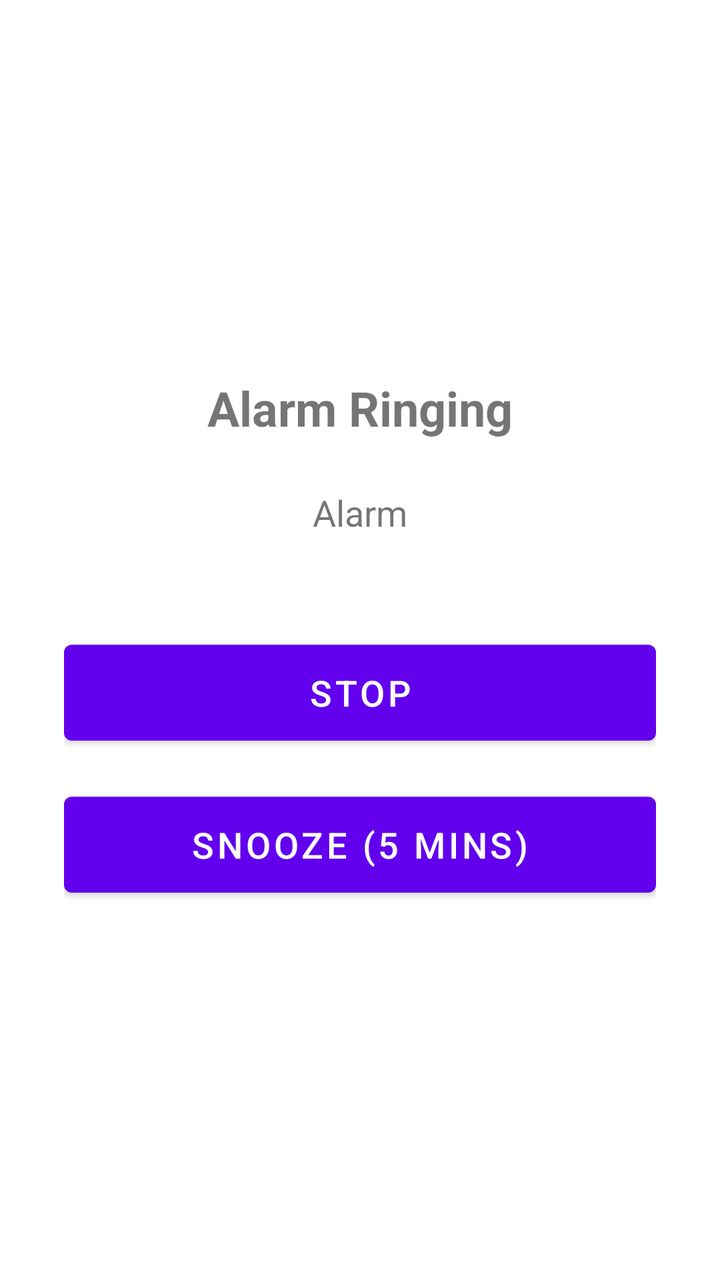
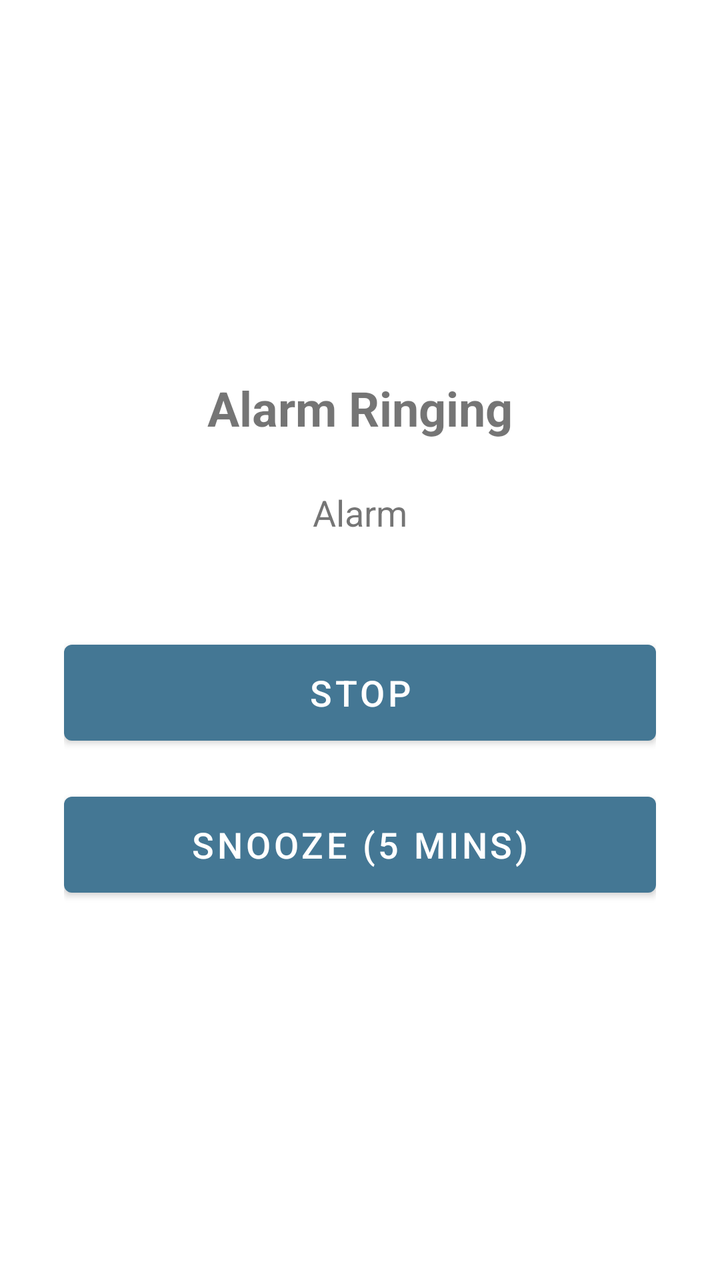

Before-and-after screenshots of an Android layout around one commit, followed by the original layout XML and the change that was made.
<!-- AndroidManifest.xml: application theme Theme.Alarmy -->
<!-- res/layout/activity_alarm_ringing.xml -->
<?xml version="1.0" encoding="utf-8"?>
<LinearLayout
    xmlns:android="http://schemas.android.com/apk/res/android"
    android:layout_width="match_parent"
    android:layout_height="match_parent"
    android:orientation="vertical"
    android:gravity="center"
    android:padding="32dp"
    android:background="?attr/colorSurface">

    <TextView
        android:layout_width="wrap_content"
        android:layout_height="wrap_content"
        android:text="Alarm Ringing"
        android:textSize="24sp"
        android:textStyle="bold"
        android:paddingBottom="24dp"/>

    <TextView
        android:id="@+id/tvRingingLabel"
        android:layout_width="wrap_content"
        android:layout_height="wrap_content"
        android:text="Alarm"
        android:textSize="18sp"
        android:paddingBottom="48dp"/>

    <Button
        android:id="@+id/btnStop"
        android:layout_width="match_parent"
        android:layout_height="60dp"
        android:text="Stop"
        android:textSize="18sp"
        android:layout_marginBottom="16dp"/>

    <Button
        android:id="@+id/btnSnooze"
        android:layout_width="match_parent"
        android:layout_height="60dp"
        android:text="Snooze (5 mins)"
        android:textSize="18sp"/>

</LinearLayout>
<!-- resources referenced by this layout -->
<resources>
  <style name="Theme.Alarmy" parent="Theme.MaterialComponents.DayNight.DarkActionBar">
          
          <item name="colorPrimary">@color/purple_500</item>
          <item name="colorPrimaryVariant">@color/purple_700</item>
          <item name="colorOnPrimary">@color/white</item>
          
          <item name="colorSecondary">@color/teal_200</item>
          <item name="colorSecondaryVariant">@color/teal_700</item>
          <item name="colorOnSecondary">@color/black</item>
          
          <item name="android:statusBarColor">?attr/colorPrimaryVariant</item>
          
          <item name="actionOverflowButtonStyle">@style/HamburgerOverflowButtonStyle</item>
      </style>
  <color name="purple_500">#FF6200EE</color>
  <color name="purple_700">#FF3700B3</color>
  <color name="white">#FFFFFFFF</color>
  <color name="teal_200">#FF03DAC5</color>
  <color name="teal_700">#FF018786</color>
  <color name="black">#FF000000</color>
  <style name="HamburgerOverflowButtonStyle" parent="Widget.AppCompat.ActionButton.Overflow">
          <item name="android:src">@drawable/ic_hamburger</item>
          <item name="srcCompat">@drawable/ic_hamburger</item>
          <item name="android:tint">@android:color/white</item>
          <item name="tint">@android:color/white</item>
      </style>
  <!-- drawable ic_hamburger (drawable) -->
  <?xml version="1.0" encoding="utf-8"?>
  <vector xmlns:android="http://schemas.android.com/apk/res/android"
      android:width="24dp"
      android:height="24dp"
      android:viewportWidth="24"
      android:viewportHeight="24"
      android:tint="@android:color/white">
    <path
        android:fillColor="@android:color/white"
        android:pathData="M3,18h18v-2H3v2zm0,-5h18v-2H3v2zm0,-7v2h18V6H3z"/>
  </vector>
</resources>

<!-- the commit's change to res/layout/activity_alarm_ringing.xml (unified diff, before → after) -->
@@ -1,42 +1,48 @@
 <?xml version="1.0" encoding="utf-8"?>
-<LinearLayout
+<ScrollView
     xmlns:android="http://schemas.android.com/apk/res/android"
     android:layout_width="match_parent"
     android:layout_height="match_parent"
-    android:orientation="vertical"
-    android:gravity="center"
-    android:padding="32dp"
-    android:background="?attr/colorSurface">
+    android:fillViewport="true"
+    android:clipToPadding="false">
 
-    <TextView
-        android:layout_width="wrap_content"
+    <LinearLayout
+        android:layout_width="match_parent"
         android:layout_height="wrap_content"
-        android:text="Alarm Ringing"
-        android:textSize="24sp"
-        android:textStyle="bold"
-        android:paddingBottom="24dp"/>
+        android:orientation="vertical"
+        android:gravity="center"
+        android:padding="32dp">
 
-    <TextView
-        android:id="@+id/tvRingingLabel"
-        android:layout_width="wrap_content"
-        android:layout_height="wrap_content"
-        android:text="Alarm"
-        android:textSize="18sp"
-        android:paddingBottom="48dp"/>
+        <TextView
+            android:layout_width="wrap_content"
+            android:layout_height="wrap_content"
+            android:text="@string/alarm_ringing"
+            android:textSize="24sp"
+            android:textStyle="bold"
+            android:paddingBottom="24dp"/>
 
-    <Button
-        android:id="@+id/btnStop"
-        android:layout_width="match_parent"
-        android:layout_height="60dp"
-        android:text="Stop"
-        android:textSize="18sp"
-        android:layout_marginBottom="16dp"/>
+        <TextView
+            android:id="@+id/tvRingingLabel"
+            android:layout_width="wrap_content"
+            android:layout_height="wrap_content"
+            android:text="@string/alarm_hint"
+            android:textSize="18sp"
+            android:paddingBottom="48dp"/>
 
-    <Button
-        android:id="@+id/btnSnooze"
-        android:layout_width="match_parent"
-        android:layout_height="60dp"
-        android:text="Snooze (5 mins)"
-        android:textSize="18sp"/>
+        <Button
+            android:id="@+id/btnStop"
+            android:layout_width="match_parent"
+            android:layout_height="60dp"
+            android:text="@string/stop"
+            android:textSize="18sp"
+            android:layout_marginBottom="16dp"/>
 
-</LinearLayout>
+        <Button
+            android:id="@+id/btnSnooze"
+            android:layout_width="match_parent"
+            android:layout_height="60dp"
+            android:text="@string/snooze_5_mins"
+            android:textSize="18sp"/>
+
+    </LinearLayout>
+</ScrollView>
<!-- resource entries referenced after the edit -->
@@ -1,31 +1,53 @@
 <!-- resources referenced by this layout -->
 <resources>
-  <style name="Theme.Alarmy" parent="Theme.MaterialComponents.DayNight.DarkActionBar">
+  <string name="alarm_hint">Alarm</string>
+  <string name="alarm_ringing">Alarm Ringing</string>
+  <string name="snooze_5_mins">Snooze (5 mins)</string>
+  <string name="stop">Stop</string>
+  <style name="Theme.Alarmy" parent="Theme.MaterialComponents.DayNight.NoActionBar">
           
-          <item name="colorPrimary">@color/purple_500</item>
-          <item name="colorPrimaryVariant">@color/purple_700</item>
+          <item name="colorPrimary">@color/coastal_blue</item>
+          <item name="colorPrimaryVariant">@color/deep_coastal_blue</item>
           <item name="colorOnPrimary">@color/white</item>
           
-          <item name="colorSecondary">@color/teal_200</item>
-          <item name="colorSecondaryVariant">@color/teal_700</item>
-          <item name="colorOnSecondary">@color/black</item>
+          <item name="colorSecondary">@color/deep_coastal_blue</item>
+          <item name="colorSecondaryVariant">@color/coastal_blue</item>
+          <item name="colorOnSecondary">@color/white</item>
+          
+          <item name="android:windowBackground">@color/white</item>
+          <item name="colorSurface">@color/white</item>
+          <item name="colorOnSurface">@color/midnight</item>
+          <item name="colorSurfaceVariant">@color/selector_container_bg</item>
+          <item name="cardBackgroundColor">@color/card_background</item>
+          
+          <item name="android:textColorPrimary">@color/midnight</item>
+          <item name="android:textColorSecondary">@color/text_secondary</item>
+          <item name="materialCardViewStyle">@style/Widget.Alarmy.CardView</item>
           
           <item name="android:statusBarColor">?attr/colorPrimaryVariant</item>
           
           <item name="actionOverflowButtonStyle">@style/HamburgerOverflowButtonStyle</item>
       </style>
-  <color name="purple_500">#FF6200EE</color>
-  <color name="purple_700">#FF3700B3</color>
+  <color name="coastal_blue">#447794</color>
+  <color name="deep_coastal_blue">#2D5B75</color>
   <color name="white">#FFFFFFFF</color>
-  <color name="teal_200">#FF03DAC5</color>
-  <color name="teal_700">#FF018786</color>
-  <color name="black">#FF000000</color>
+  <color name="midnight">#061222</color>
+  <color name="selector_container_bg">#F0F4F8</color>
+  <color name="card_background">#FFFFFF</color>
+  <color name="text_secondary">#5A6E7F</color>
+  <style name="Widget.Alarmy.CardView" parent="Widget.MaterialComponents.CardView">
+          <item name="cardBackgroundColor">@color/card_background</item>
+          <item name="strokeColor">@color/card_stroke</item>
+          <item name="strokeWidth">1dp</item>
+          <item name="cardElevation">2dp</item>
+      </style>
   <style name="HamburgerOverflowButtonStyle" parent="Widget.AppCompat.ActionButton.Overflow">
           <item name="android:src">@drawable/ic_hamburger</item>
           <item name="srcCompat">@drawable/ic_hamburger</item>
           <item name="android:tint">@android:color/white</item>
           <item name="tint">@android:color/white</item>
       </style>
+  <color name="card_stroke">#E2E8F0</color>
   <!-- drawable ic_hamburger (drawable) -->
   <?xml version="1.0" encoding="utf-8"?>
   <vector xmlns:android="http://schemas.android.com/apk/res/android"
